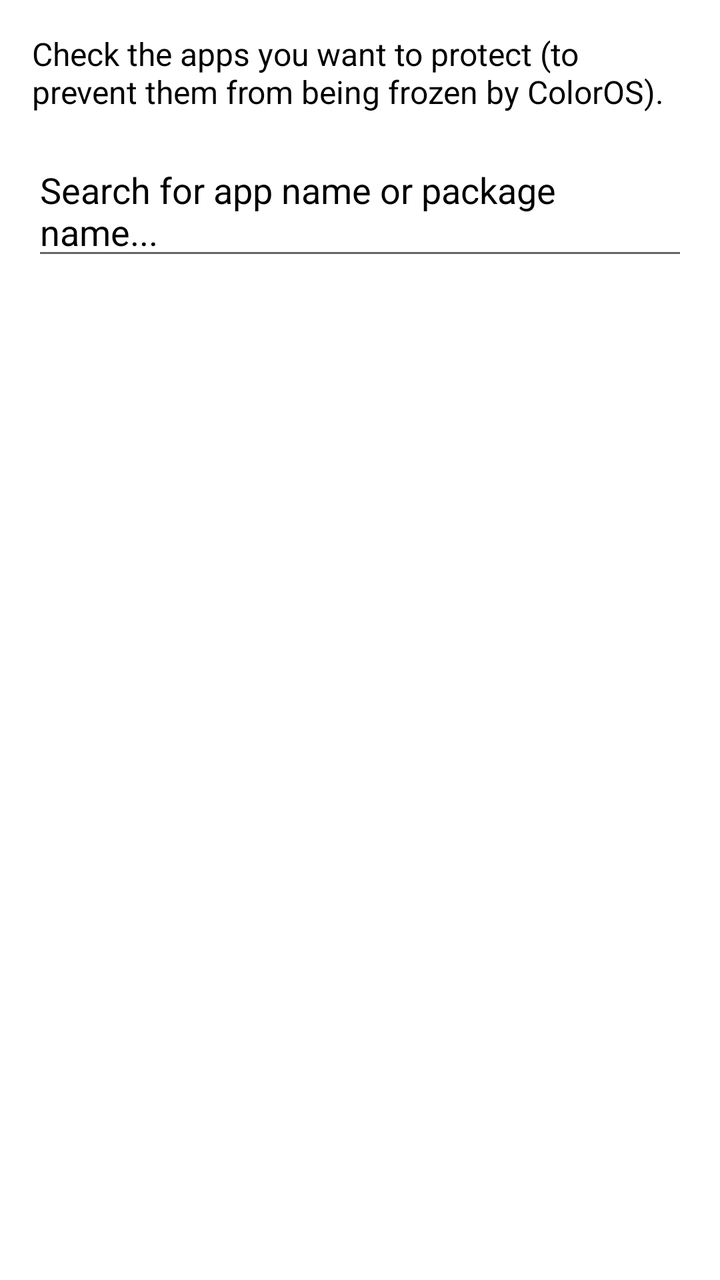
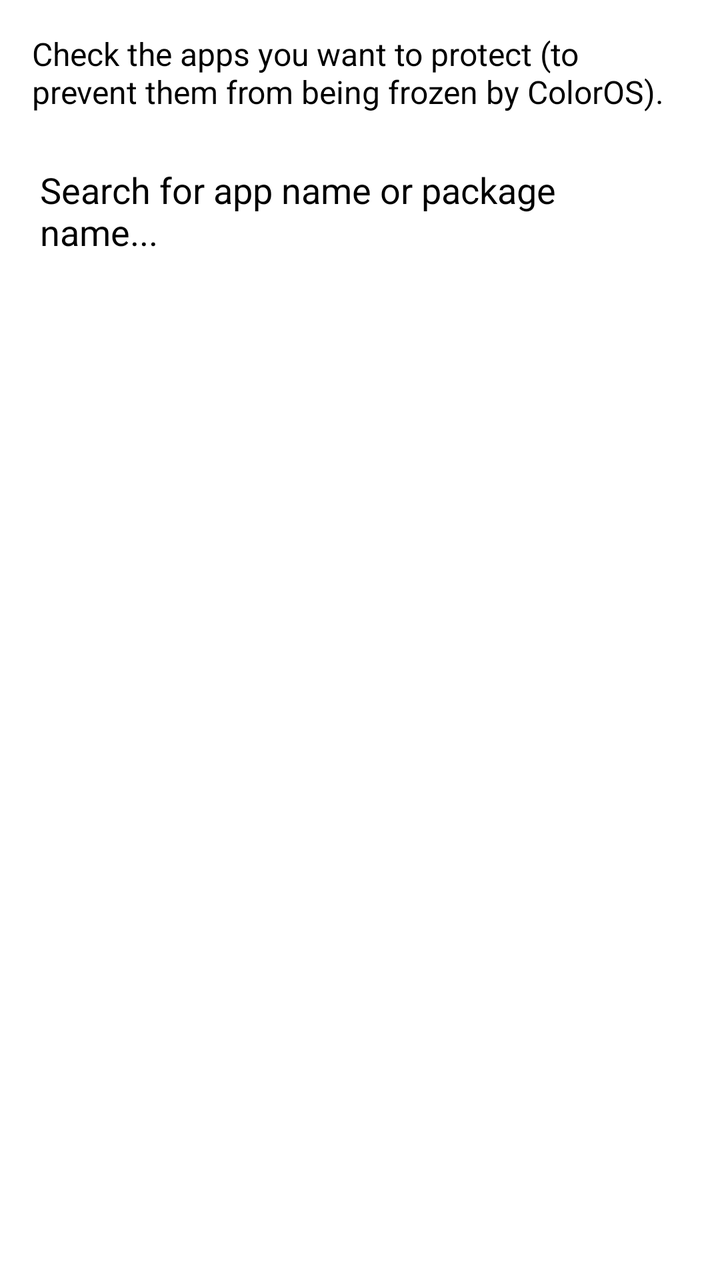

The first picture is an Android layout as it rendered before a commit; the second is the same layout after the commit. The layout source and the unified diff follow.
<!-- AndroidManifest.xml: fallback theme Theme.MaterialComponents.DayNight.NoActionBar -->
<!-- res/layout/activity_main.xml -->
<?xml version="1.0" encoding="utf-8"?>
<RelativeLayout xmlns:android="http://schemas.android.com/apk/res/android"
    android:layout_width="match_parent"
    android:layout_height="match_parent"
    android:fitsSystemWindows="true"
    android:background="@color/white">

    <TextView
        android:id="@+id/titleText"
        android:layout_width="match_parent"
        android:layout_height="wrap_content"
        android:layout_alignParentTop="true"
        android:text="@string/title"
        android:textSize="16sp"
        android:textColor="@color/black"
        android:padding="16dp" />

    <EditText
        android:id="@+id/searchBar"
        android:layout_width="match_parent"
        android:layout_height="wrap_content"
        android:layout_below="@id/titleText"
        android:layout_marginLeft="16dp"
        android:layout_marginRight="16dp"
        android:hint="@string/EditText_hint"
        android:textColor="@color/black"
        android:textColorHint="@color/black"
        android:backgroundTint="" />

    <ListView
        android:id="@+id/appList"
        android:layout_width="match_parent"
        android:layout_height="match_parent"
        android:layout_below="@id/searchBar"
        android:layout_marginTop="8dp" />
</RelativeLayout>
<!-- resources referenced by this layout -->
<resources>
  <color name="black">#FF000000</color>
  <color name="white">#FFFFFFFF</color>
  <string name="EditText_hint">Search for app name or package name...</string>
  <string name="title">Check the apps you want to protect (to prevent them from being frozen by ColorOS).</string>
</resources>

<!-- the commit's change to res/layout/activity_main.xml (unified diff, before → after) -->
@@ -24,8 +24,8 @@
         android:layout_marginRight="16dp"
         android:hint="@string/EditText_hint"
         android:textColor="@color/black"
-        android:textColorHint="@color/black"
-        android:backgroundTint="" />
+        android:textColorHint=""
+        android:backgroundTint="#FFFFFFFF" />
 
     <ListView
         android:id="@+id/appList"
